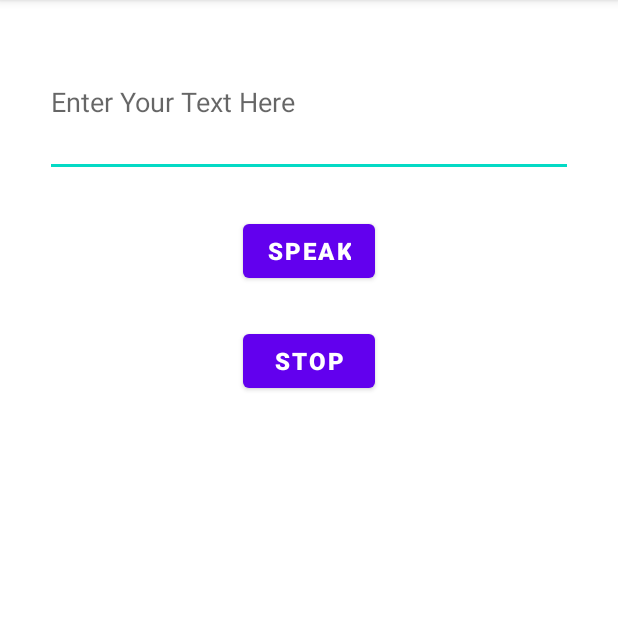
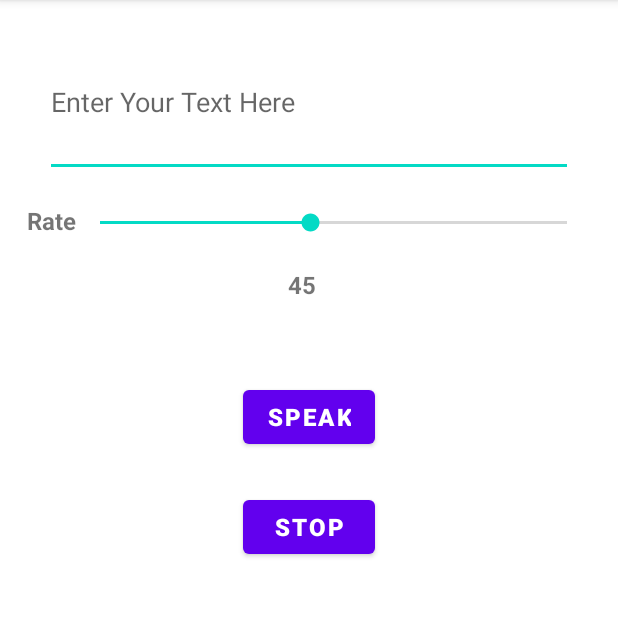
Before and after one commit to codex-iter/Text-to-Speech-App, an Android app: the TextToSpeechEngine screen opened directly, with no data from a screen before it, on a phone screen of 412 x 824 dp, the part 75-692 px from its top. Run offline under Robolectric (Android 15) with nearby library versions, the phone set to English and light mode, and no system bars.

Commit message:
added rate of speech functionality

```diff
--- a/app/src/main/java/com/example/text_to_speech_app/TextToSpeechEngine.java
+++ b/app/src/main/java/com/example/text_to_speech_app/TextToSpeechEngine.java
@@ -1,12 +1,16 @@
 package com.example.text_to_speech_app;
 
+import android.os.Build;
 import android.os.Bundle;
 import android.speech.tts.TextToSpeech;
 import android.view.View;
 import android.widget.Button;
 import android.widget.EditText;
+import android.widget.SeekBar;
+import android.widget.TextView;
 import android.widget.Toast;
 
+import androidx.annotation.RequiresApi;
 import androidx.appcompat.app.AppCompatActivity;
 
 import java.util.Locale;
@@ -19,11 +23,20 @@ public class TextToSpeechEngine extends AppCompatActivity {
     Button speak, stop;
     String text;
 
+    SeekBar speechRate;
+    TextView tv_rate;
+
+    float rate = 1.0f;
+    float step = 0.02f;
+    float min = 0.1f;
+
+
 
     public TextToSpeechEngine() {
     }
 
 
+    @RequiresApi(api = Build.VERSION_CODES.Q)
     @Override
     protected void onCreate(Bundle savedInstanceState) {
         super.onCreate(savedInstanceState);
@@ -33,6 +46,32 @@ public class TextToSpeechEngine extends AppCompatActivity {
         speak = findViewById(R.id.bt_speak);
         stop = findViewById(R.id.bt_stop);
 
+        tv_rate = findViewById(R.id.tv_rate);
+
+        tv_rate.setText("45");
+//        tv_rate.setVisibility(View.VISIBLE);
+        speechRate = findViewById(R.id.sb_rate);
+        speechRate.setOnSeekBarChangeListener(new SeekBar.OnSeekBarChangeListener() {
+            @Override
+            public void onProgressChanged(SeekBar seekBar, int progress, boolean b) {
+
+                rate = min+(progress*step);
+                tts.setSpeechRate(rate);
+                tv_rate.setText(Integer.toString(progress));
+
+            }
+
+            @Override
+            public void onStartTrackingTouch(SeekBar seekBar) {
+
+            }
+
+            @Override
+            public void onStopTrackingTouch(SeekBar seekBar) {
+
+            }
+        });
+
 
         tts =new TextToSpeech(TextToSpeechEngine.this, new TextToSpeech.OnInitListener() {
             @Override
@@ -40,6 +79,7 @@ public class TextToSpeechEngine extends AppCompatActivity {
 
                 if(i == TextToSpeech.SUCCESS){
                     result = tts.setLanguage(Locale.UK);
+                    tts.setSpeechRate(rate);
                 }
                 else{
                     Toast.makeText(getApplicationContext(), "Feature not supported on your device", Toast.LENGTH_SHORT).show();
@@ -47,6 +87,8 @@ public class TextToSpeechEngine extends AppCompatActivity {
 
             }
         });
+
+
 
 
         speak.setOnClickListener(new View.OnClickListener() {
--- a/app/src/main/res/layout/activity_text_to_speech_engine.xml
+++ b/app/src/main/res/layout/activity_text_to_speech_engine.xml
@@ -42,7 +42,7 @@
             android:id="@+id/bt_speak"
             android:layout_width="wrap_content"
             android:layout_height="wrap_content"
-            android:layout_below="@+id/et_input"
+            android:layout_below="@+id/layout_rate"
             android:layout_marginTop="25dp"
             android:layout_centerHorizontal="true"
             android:text="Speak"
@@ -59,6 +59,52 @@
             android:textStyle="bold"
             android:textSize="16sp"/>
 
+        <LinearLayout
+            android:id="@+id/layout_rate"
+            android:layout_width="match_parent"
+            android:layout_height="wrap_content"
+            android:orientation="vertical"
+            android:layout_below="@id/et_input">
+
+            <LinearLayout
+                android:layout_width="match_parent"
+                android:layout_height="wrap_content"
+                android:orientation="horizontal"
+                android:padding="18dp">
+
+                <TextView
+                    android:id="@+id/label_rate"
+                    android:layout_width="wrap_content"
+                    android:layout_height="wrap_content"
+                    android:text="Rate"
+                    android:textStyle="bold"
+                    android:textSize="16sp"
+                    />
+
+
+                <SeekBar
+                    android:id="@+id/sb_rate"
+                    android:layout_width="match_parent"
+                    android:layout_height="wrap_content"
+                    android:progress="45"
+                    android:layout_weight="1"
+                    android:padding="3dp"
+                    />
+
+            </LinearLayout>
+            <TextView
+                android:id="@+id/tv_rate"
+                android:layout_width="50dp"
+                android:layout_height="50dp"
+                android:textSize="16sp"
+                android:textStyle="bold"
+                android:layout_marginHorizontal="192dp"/>
+
+
+
+        </LinearLayout>
+
+
 
 
 
```
